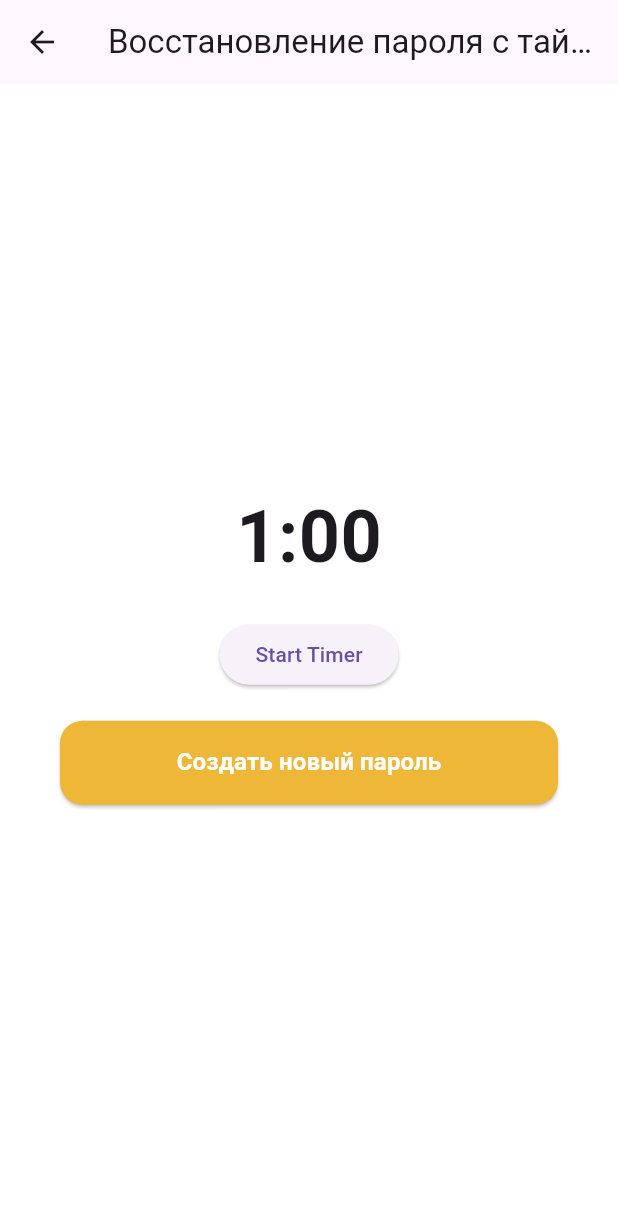
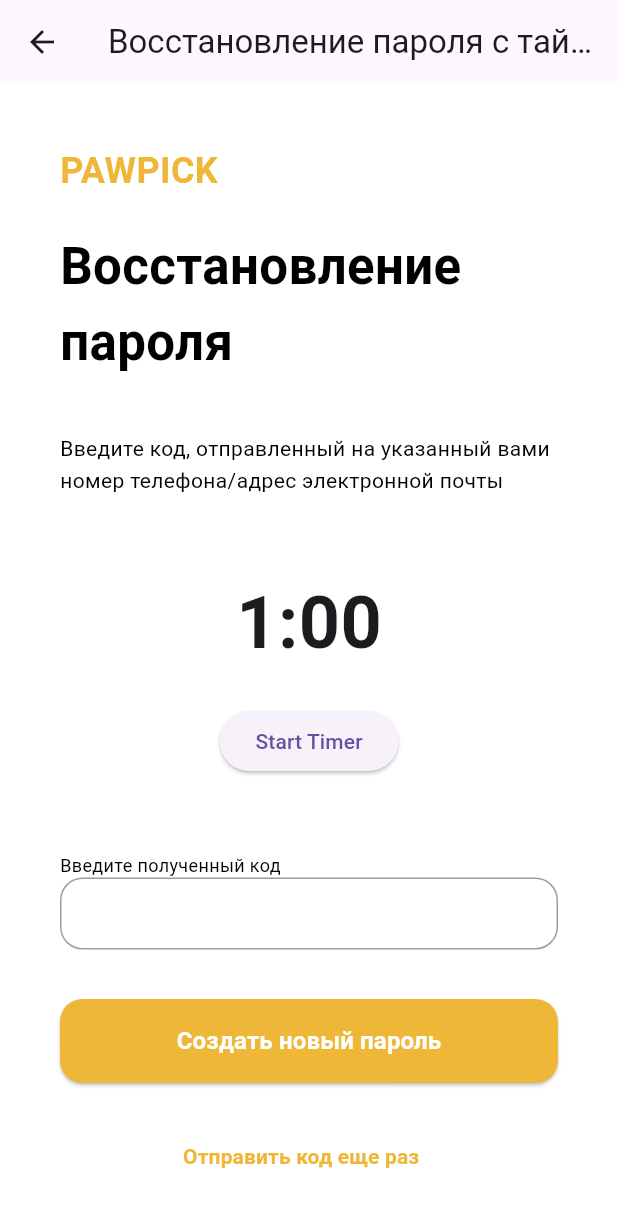
Before and after one commit to warja256/PawPick, a Flutter app: the CodeInput screen opened directly, on a phone screen of 412 x 824 dp. Shown: the top 1207 px of the screen. Run offline on Flutter 3.47's test engine with Material 3 defaults, Android fonts, the phone set to English and light mode, and no system bars.

Commit message:
Исправлен экран запроса кода для восстановления пароля

```diff
--- a/lib/auth/code_input_screen.dart
+++ b/lib/auth/code_input_screen.dart
@@ -1,6 +1,10 @@
 import 'package:flutter/material.dart';
 import 'package:paw_pick/auth/new_password.dart';
 import 'dart:async';
+
+//убрать кнопку запуска таймера в предыдущий экран
+//обработка введенного кода?
+//добавить таймер на отправить еще раз?
 
 class CodeInput extends StatefulWidget {
   const CodeInput({super.key});
@@ -48,19 +52,111 @@ class _ChangePasswordScreenState extends State<CodeInput> {
       appBar: AppBar(
         title: const Text('Восстановление пароля с таймером'),
       ),
-      body: Center(
+      body: SafeArea(
+        child: SingleChildScrollView(
           child: Column(
-          mainAxisAlignment: MainAxisAlignment.center,
+            crossAxisAlignment: CrossAxisAlignment.start,
             children: [
-            Text(
+              const SizedBox(height: 20),
+              Container(
+                padding: const EdgeInsets.symmetric(horizontal: 40, vertical: 20),
+                alignment: Alignment.centerLeft,
+                child: Text(
+                    "PAWPICK",
+                    style: TextStyle(
+                      color: Theme.of(context).primaryColor,
+                      height: 1.5,
+                      fontSize: 24.0,
+                      fontWeight: FontWeight.bold,
+                    )
+                  ),
+              ),
+              Container(
+                padding: const EdgeInsets.symmetric(horizontal: 40, vertical: 0),
+                alignment: Alignment.centerLeft,
+                child: const Text(
+                  "Восстановление пароля",
+                  style: TextStyle(
+                    color: Color(0xFF000000),
+                    height: 1.5,
+                    fontSize: 34.0,
+                    fontWeight: FontWeight.bold,
+                  )
+                ),
+              ),
+              const SizedBox(height: 35),
+              Container(
+                padding: const EdgeInsets.symmetric(horizontal: 40, vertical: 0),
+                alignment: Alignment.centerLeft,
+                child: const Text(
+                  "Введите код, отправленный на указанный вами номер телефона/адрес электронной почты",
+                  style: TextStyle(
+                    color: Color(0xFF000000),
+                    height: 1.5,
+                    fontSize: 14.0,
+                  )
+                ),
+              ),
+              const SizedBox(height: 50),
+              Container(
+                padding: const EdgeInsets.symmetric(horizontal: 40, vertical: 0),
+                alignment: Alignment.center,
+                child: Text(
                   formatTime(_start),
                   style: const TextStyle(fontSize: 48, fontWeight: FontWeight.bold),
                 ),
+              ),
               const SizedBox(height: 20),
-            ElevatedButton(
+              Container(
+                padding: const EdgeInsets.symmetric(horizontal: 40, vertical: 0),
+                alignment: Alignment.center,
+                child: ElevatedButton(
                   onPressed: _isRunning ? null : startTimer,
                   child: const Text('Start Timer'),
                 ),
+              ),
+              const SizedBox(height: 50),
+              Padding(
+                padding: const EdgeInsets.symmetric(horizontal: 40),
+                child: Column(
+                  crossAxisAlignment: CrossAxisAlignment.start,
+                  children: [
+                    const Text(
+                      'Введите полученный код',
+                      style: TextStyle(
+                        fontSize: 12.0,
+                        color: Colors.black,
+                      ),
+                    ),
+                    Container(
+                      width: 335,
+                      height: 56,
+                      child: TextField(
+                        decoration: InputDecoration(
+                          hintText: '',
+                          contentPadding: const EdgeInsets.symmetric(horizontal: 20, vertical: 0),
+                          border: OutlineInputBorder(
+                            borderRadius: BorderRadius.circular(15.0),
+                            borderSide: const BorderSide(color: Colors.grey),
+                          ),
+                          enabledBorder: OutlineInputBorder(
+                            borderRadius: BorderRadius.circular(15.0),
+                            borderSide: const BorderSide(color: Colors.grey),
+                          ),
+                          focusedBorder: OutlineInputBorder(
+                            borderRadius: BorderRadius.circular(15.0),
+                            borderSide: BorderSide(color: Theme.of(context).primaryColor),
+                          ),
+                          filled: true,
+                          fillColor: Colors.white,
+                        ),
+                        keyboardType: TextInputType.text,
+                      ),
+                    ),
+                  ],
+                ),
+              ),
+              const SizedBox(height: 5),
               Padding(
                 padding:
                     const EdgeInsets.symmetric(horizontal: 40, vertical: 20),
@@ -91,7 +187,27 @@ class _ChangePasswordScreenState extends State<CodeInput> {
                   ),
                 ),
               ),
-          ],
+              const SizedBox(height: 5),
+              Padding(
+                padding: const EdgeInsets.symmetric(horizontal: 110),
+                child: TextButton(
+                  onPressed: () {
+                    Navigator.push(
+                      context,
+                      MaterialPageRoute(builder: (context) => const CodeInput()),
+                    );
+                  },
+                  child: Text(
+                    "Отправить код еще раз",
+                    style: TextStyle(
+                      color: Theme.of(context).primaryColor,
+                      fontWeight: FontWeight.bold,
+                    ),
+                  ),
+                ),
+              ),
+            ]
+          ),
         ),
       ),
     );
--- a/lib/auth/new_password.dart
+++ b/lib/auth/new_password.dart
@@ -1,5 +1,7 @@
 import 'package:flutter/material.dart';
 import 'package:paw_pick/filters/filters.dart';
+
+//добавить валидацию полей нового пароля если надо?
 
 class NewPassword extends StatelessWidget {
   const NewPassword({super.key});
```
Lines whose indentation alone changed are shown as unchanged.
